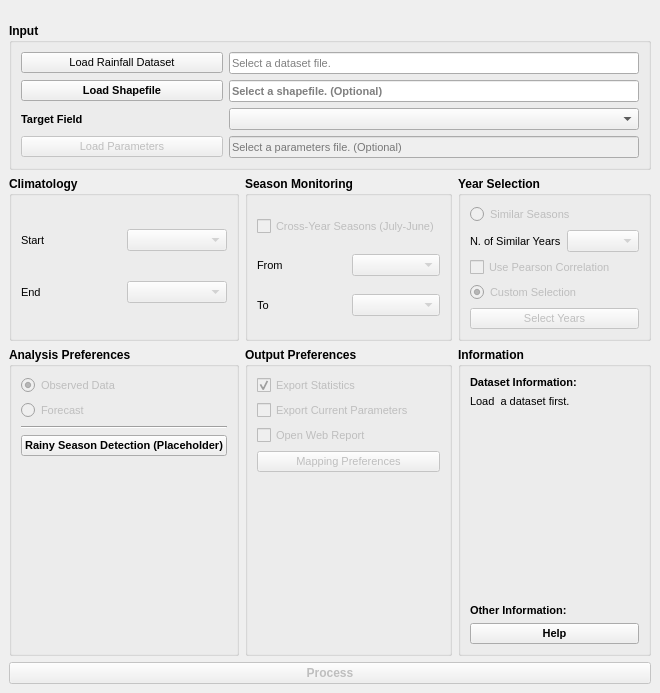
This is ui/smpg_dialog_base.ui in JuanPDiazL/SMPG as Qt 5 draws it before an edit. The edited form follows.
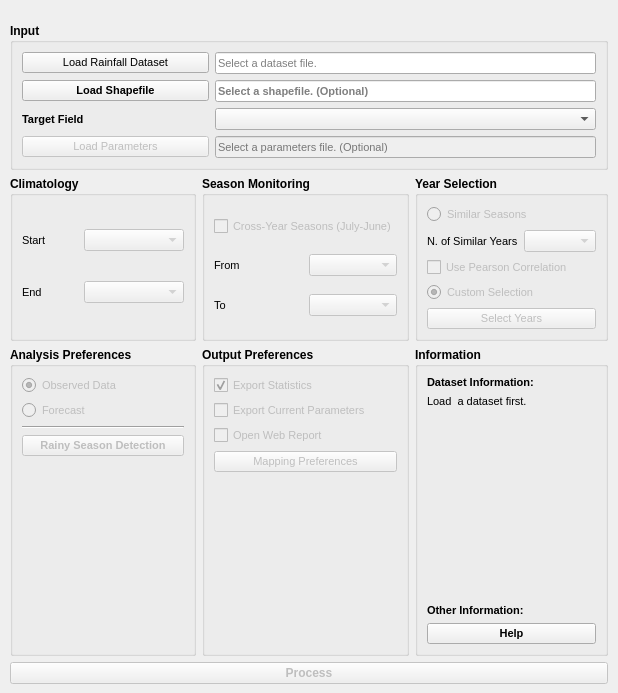
This is the edited form. Icons and pictures are not drawn.

Commit message: added UI functionality and parameters for SOS

What changed in the file:
```diff
--- a/ui/smpg_dialog_base.ui
+++ b/ui/smpg_dialog_base.ui
@@ -348,6 +348,9 @@
          </item>
          <item row="3" column="0">
           <widget class="QPushButton" name="rainySeasonDetectionButton">
+           <property name="enabled">
+            <bool>false</bool>
+           </property>
            <property name="font">
             <font>
              <pointsize>8</pointsize>
@@ -356,7 +359,7 @@
             </font>
            </property>
            <property name="text">
-            <string>Rainy Season Detection (Placeholder)</string>
+            <string>Rainy Season Detection</string>
            </property>
           </widget>
          </item>
```
The commit also changes 7 other files.
